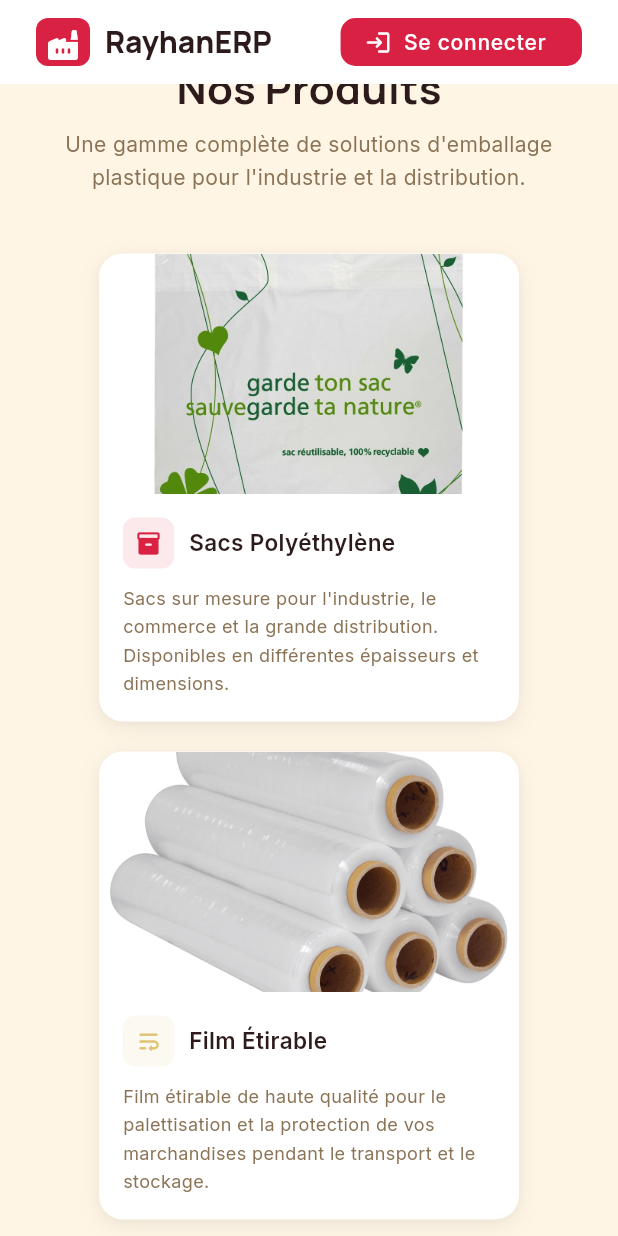
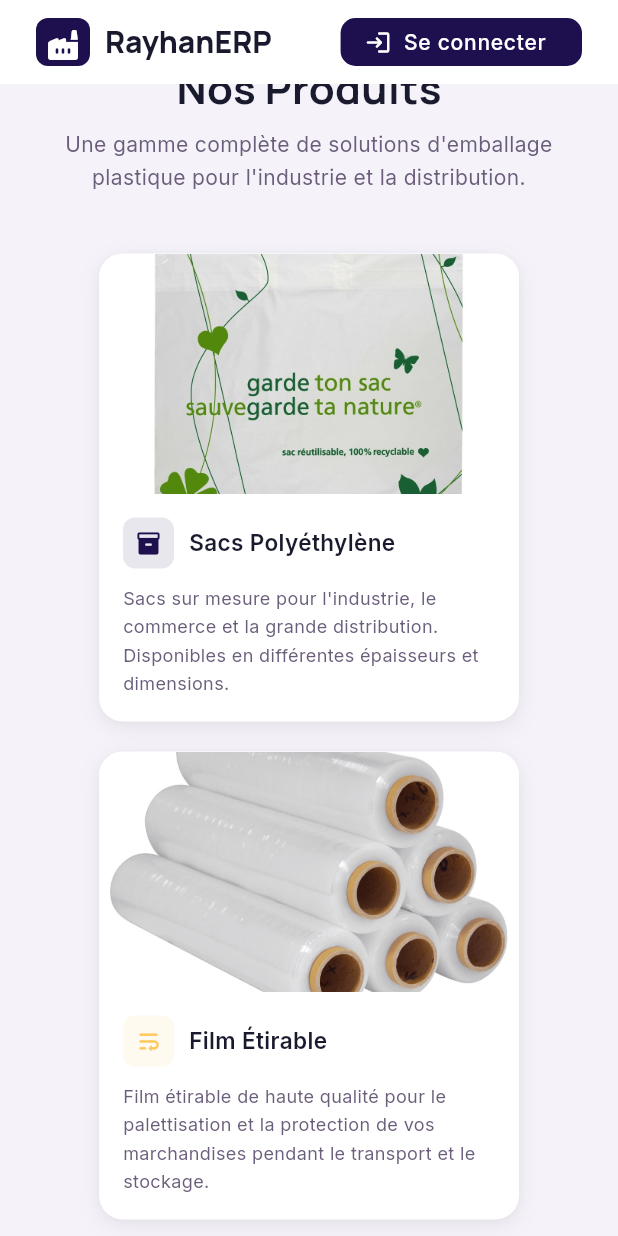
Before and after one commit to ghoulamedz/rayhan, a Flutter app: the screen it shows after launch, scrolled down 576 dp, on a phone screen of 412 x 824 dp. Run offline on Flutter 3.47's test engine with Material 3 defaults, Android fonts, the phone set to English and light mode, and no system bars; our stand-ins replace dio, fl_chart, go_router, pdf, shared_preferences; missing offline and left inert: dart:html; accounts and stored records are empty.

Commit message:
feat: update color palette to deep purple/coral/gold scheme
New palette: #1E104E (primary), #452E5A (dark), #FF653F (accent), #FFC85C (secondary)
Update theme constants, dark theme, hero gradients, footer, and mock data

```diff
--- a/frontend/lib/constants/app_theme.dart
+++ b/frontend/lib/constants/app_theme.dart
@@ -4,25 +4,25 @@ import 'package:rayhan_erp/constants/custom_page_transition.dart';
 
 abstract final class AppTheme {
   // ── Color Palette ──────────────────────────────────────────────
-  // Palette: https://colorhunt.co/palette/d92243f69d39e0c375fff5e5
-  static const Color kPrimaryRed = Color(0xFFD92243);
-  static const Color kPrimaryOrange = Color(0xFFF69D39);
-  static const Color kPrimaryRedDark = Color(0xFFC41E3A);
+  // Palette: https://colorhunt.co/palette/1e104e452e5aff653fffc85c
+  static const Color kPrimaryRed = Color(0xFF1E104E);
+  static const Color kPrimaryOrange = Color(0xFFFF653F);
+  static const Color kPrimaryRedDark = Color(0xFF452E5A);
 
   // Background / surface
-  static const Color kBackgroundCream = Color(0xFFFFF5E5);
-  static const Color kSecondaryGold = Color(0xFFE0C375);
-  static const Color kSurfaceGlass = Color(0xBFFFF5E5);
+  static const Color kBackgroundCream = Color(0xFFF5F2FA);
+  static const Color kSecondaryGold = Color(0xFFFFC85C);
+  static const Color kSurfaceGlass = Color(0xBFF5F2FA);
   static const Color kSurfaceWhite = Color(0xFFFFFFFF);
 
   // Text
-  static const Color kTextPrimary = Color(0xFF2D1B1B);
-  static const Color kTextSecondary = Color(0xFF8B7355);
-  static const Color kTextHint = Color(0xFFBFA88A);
+  static const Color kTextPrimary = Color(0xFF1A1A2E);
+  static const Color kTextSecondary = Color(0xFF6B5E7B);
+  static const Color kTextHint = Color(0xFF9E8FB2);
 
   // Input / borders
-  static const Color kInputFill = Color(0xFFF5EDE6);
-  static const Color kBorderLight = Color(0xFFE8D9CD);
+  static const Color kInputFill = Color(0xFFEDE8F0);
+  static const Color kBorderLight = Color(0xFFD4CDE0);
 
   // Status colors
   static const Color kSuccessGreen = Color(0xFF4CAF50);
@@ -35,7 +35,7 @@ abstract final class AppTheme {
   // Neutrals
   static const Color kWhite = Color(0xFFFFFFFF);
   static const Color kBlack = Color(0xFF000000);
-  static const Color kDividerColor = Color(0xFFE8D9CD);
+  static const Color kDividerColor = Color(0xFFD4CDE0);
 
   // ── Glassmorphism helpers (glossy) ─────────────────────────────
   static BoxDecoration glassCard({
@@ -514,30 +514,30 @@ abstract final class AppTheme {
         primary: kPrimaryOrange,
         secondary: kSecondaryGold,
         tertiary: kPrimaryRed,
-        surface: const Color(0xFF2D1B1B),
+        surface: const Color(0xFF1A142E),
         error: kErrorRed,
         onPrimary: kWhite,
         onSecondary: kWhite,
         onSurface: kBackgroundCream,
       ),
-      scaffoldBackgroundColor: const Color(0xFF1A0F0F),
+      scaffoldBackgroundColor: const Color(0xFF0D0A1A),
       textTheme: textTheme.apply(
         bodyColor: kBackgroundCream,
         displayColor: kBackgroundCream,
       ),
       appBarTheme: AppBarTheme(
-        backgroundColor: const Color(0xFF2D1B1B),
+        backgroundColor: const Color(0xFF1A142E),
         foregroundColor: kBackgroundCream,
         elevation: 0,
       ),
       cardTheme: CardThemeData(
-        color: const Color(0xFF2D1B1B),
+        color: const Color(0xFF1A142E),
         elevation: 0,
         shape: RoundedRectangleBorder(borderRadius: BorderRadius.circular(16)),
       ),
       inputDecorationTheme: InputDecorationTheme(
         filled: true,
-        fillColor: const Color(0xFF3D2525),
+        fillColor: const Color(0xFF2A2340),
         border: OutlineInputBorder(
           borderRadius: BorderRadius.circular(12),
           borderSide: BorderSide.none,
--- a/frontend/lib/mock/mock_data.dart
+++ b/frontend/lib/mock/mock_data.dart
@@ -252,7 +252,7 @@ class MockData {
           'icon': Icons.shopping_cart_outlined,
           'text': 'Nouvelle commande vente BC-2024-001',
           'time': 'Il y a 15 min',
-          'color': 0xFF810B38,
+          'color': 0xFF1E104E,
         },
         {
           'icon': Icons.check_circle_outlined,
@@ -270,7 +270,7 @@ class MockData {
           'icon': Icons.local_shipping_outlined,
           'text': 'Réception BA-2024-012 validée',
           'time': 'Il y a 5h',
-          'color': 0xFF810B38,
+          'color': 0xFF1E104E,
         },
         {
           'icon': Icons.precision_manufacturing_outlined,
@@ -282,7 +282,7 @@ class MockData {
           'icon': Icons.article_outlined,
           'text': 'Rapport mensuel de production généré',
           'time': 'Hier',
-          'color': 0xFF541A1A,
+          'color': 0xFF452E5A,
         },
       ];
 }
--- a/frontend/lib/screens/forgot_password_screen.dart
+++ b/frontend/lib/screens/forgot_password_screen.dart
@@ -47,7 +47,7 @@ class _ForgotPasswordScreenState extends State<ForgotPasswordScreen>
         height: double.infinity,
         decoration: const BoxDecoration(
           gradient: LinearGradient(
-            colors: [AppTheme.kPrimaryTealDark, AppTheme.kPrimaryTeal, Color(0xFF0A8F7E)],
+            colors: [AppTheme.kPrimaryRedDark, AppTheme.kPrimaryRed, AppTheme.kPrimaryOrange],
             begin: Alignment.topLeft,
             end: Alignment.bottomRight,
           ),
--- a/frontend/lib/screens/landing_screen.dart
+++ b/frontend/lib/screens/landing_screen.dart
@@ -157,9 +157,9 @@ class _LandingScreenState extends State<LandingScreen>
       decoration: const BoxDecoration(
         gradient: LinearGradient(
           colors: [
-            AppTheme.kPrimaryTealDark,
-            AppTheme.kPrimaryTeal,
-            Color(0xFF0A8F7E)
+            AppTheme.kPrimaryRedDark,
+            AppTheme.kPrimaryRed,
+            AppTheme.kPrimaryOrange,
           ],
           begin: Alignment.topLeft,
           end: Alignment.bottomRight,
@@ -593,7 +593,7 @@ class _LandingScreenState extends State<LandingScreen>
     return Container(
       decoration: const BoxDecoration(
         gradient: LinearGradient(
-          colors: [Color(0xFF131B2E), Color(0xFF1A2338)],
+          colors: [Color(0xFF0D0A1A), Color(0xFF1A142E)],
           begin: Alignment.topLeft,
           end: Alignment.bottomRight,
         ),
--- a/frontend/lib/screens/signup_screen.dart
+++ b/frontend/lib/screens/signup_screen.dart
@@ -66,9 +66,9 @@ class _SignupScreenState extends State<SignupScreen>
         decoration: const BoxDecoration(
           gradient: LinearGradient(
             colors: [
-              AppTheme.kPrimaryTealDark,
-              AppTheme.kPrimaryTeal,
-              Color(0xFF0A8F7E)
+              AppTheme.kPrimaryRedDark,
+              AppTheme.kPrimaryRed,
+              AppTheme.kPrimaryOrange,
             ],
             begin: Alignment.topLeft,
             end: Alignment.bottomRight,
```
